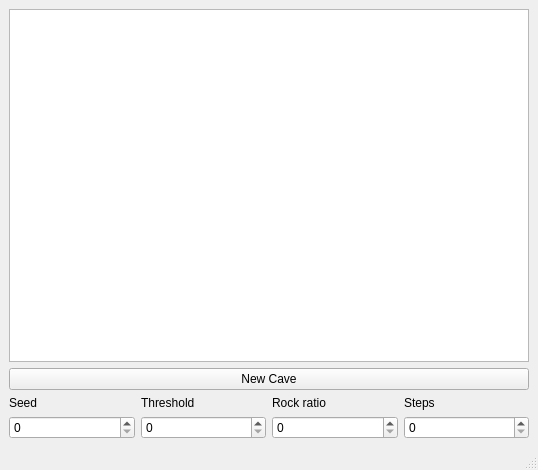
The window that main_window.ui (Nargaruga/Ant-Simulator) describes before a commit, drawn with Qt 5.
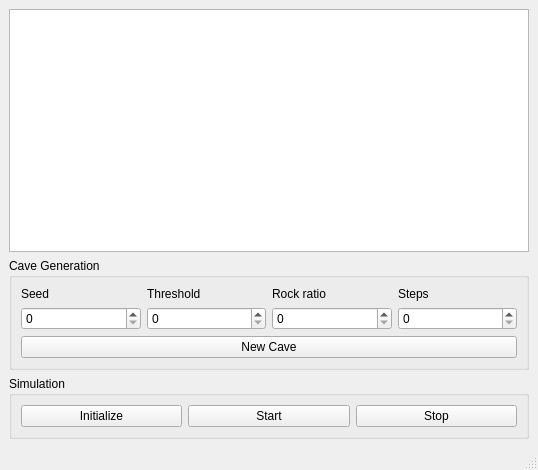
The same window after the commit.

Commit message: Added basic pop simulation; altered GUI, moved cave gen to its own thread.

The edit to the form file:
```diff
--- a/main_window.ui
+++ b/main_window.ui
@@ -27,17 +27,16 @@
         </property>
        </widget>
       </item>
-      <item>
-       <widget class="QPushButton" name="generateCaveBtn">
-        <property name="text">
-         <string>New Cave</string>
-        </property>
-       </widget>
-      </item>
      </layout>
     </item>
     <item>
-     <layout class="QGridLayout" name="gridLayout_2">
+     <widget class="QGroupBox" name="caveBox">
+      <property name="title">
+       <string>Cave Generation</string>
+      </property>
+      <layout class="QVBoxLayout" name="verticalLayout_3">
+       <item>
+        <layout class="QGridLayout" name="parametersGrid">
       <item row="0" column="0">
        <widget class="QLabel" name="seedLbl">
         <property name="text">
@@ -79,6 +78,49 @@
        <widget class="QSpinBox" name="stepsSB"/>
       </item>
      </layout>
+       </item>
+       <item>
+        <widget class="QPushButton" name="generateCaveBtn">
+         <property name="text">
+          <string>New Cave</string>
+         </property>
+        </widget>
+       </item>
+      </layout>
+     </widget>
+    </item>
+    <item>
+     <widget class="QGroupBox" name="simBox">
+      <property name="title">
+       <string>Simulation</string>
+      </property>
+      <layout class="QHBoxLayout" name="horizontalLayout_2">
+       <item>
+        <widget class="QPushButton" name="initSimBtn">
+         <property name="text">
+          <string>Initialize</string>
+         </property>
+        </widget>
+       </item>
+       <item>
+        <widget class="QPushButton" name="startSimBtn">
+         <property name="text">
+          <string>Start</string>
+         </property>
+        </widget>
+       </item>
+       <item>
+        <widget class="QPushButton" name="stopSimBtn">
+         <property name="text">
+          <string>Stop</string>
+         </property>
+        </widget>
+       </item>
+      </layout>
+     </widget>
+    </item>
+    <item>
+     <layout class="QHBoxLayout" name="horizontalLayout"/>
     </item>
    </layout>
   </widget>
```
Lines whose indentation alone changed are shown as unchanged. The commit also changes 13 other files.
